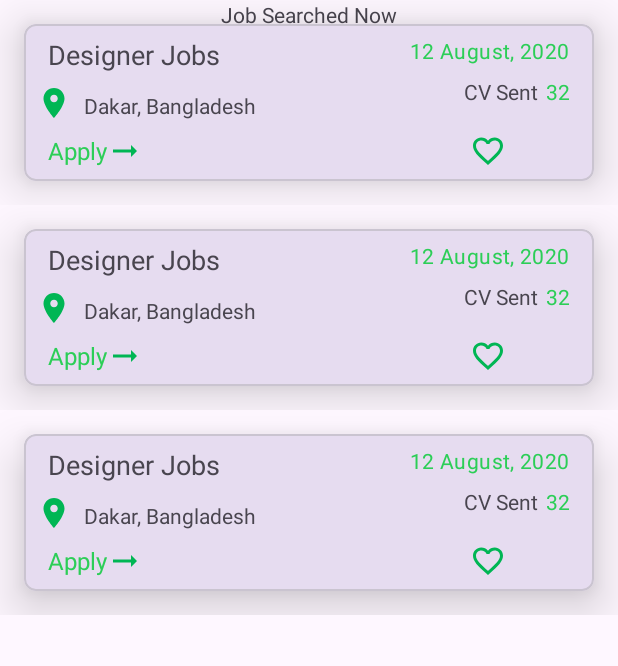
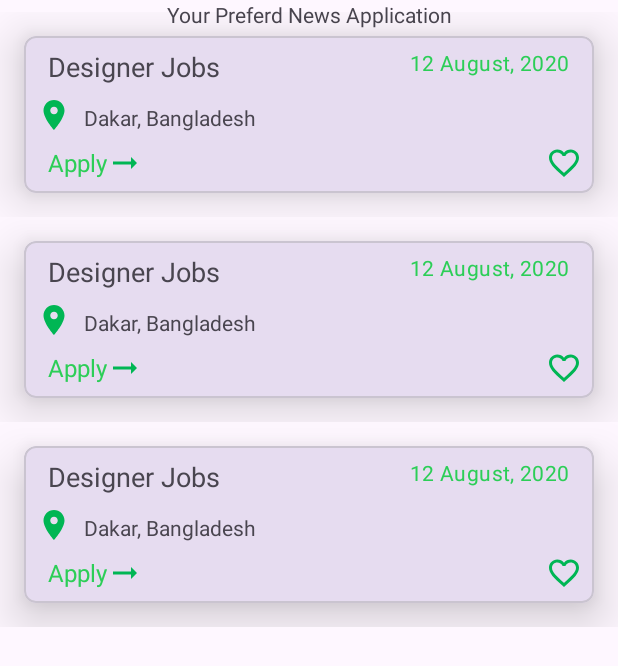
Before and after one commit to AdeifeTaiwo/CrudTestApplication, an Android app: the layout job_search_fragment.xml on its own in the app's theme, with its tools: preview values and no code run, on a phone screen of 412 x 824 dp. Shown: the top 666 px of the screen. Run offline under Robolectric (Android 15) with nearby library versions, the phone set to English and light mode, and no system bars.

Commit message:
quick project

```diff
--- a/app/src/main/res/layout/job_search_fragment.xml
+++ b/app/src/main/res/layout/job_search_fragment.xml
@@ -19,11 +19,13 @@
             app:layout_constraintRight_toRightOf="parent"
             android:layout_width="wrap_content"
             android:layout_height="wrap_content"
-            android:text="@string/job_searched_now"/>
+            android:layout_marginBottom="8dp"
+            android:text="Your Preferd News Application"/>
 
         <androidx.recyclerview.widget.RecyclerView
             android:layout_width="match_parent"
             android:layout_height="0dp"
+            android:layout_marginTop="8dp"
             android:id="@+id/recycler_view"
 
             app:layoutManager="androidx.recyclerview.widget.LinearLayoutManager"
--- a/app/src/main/res/layout/job_search_item.xml
+++ b/app/src/main/res/layout/job_search_item.xml
@@ -90,7 +90,7 @@
                     android:layout_marginTop="8dp"
                     android:layout_marginEnd="5dp"
                     android:layout_marginRight="5dp"
-                    android:text="CV Sent"
+                    android:text=""
                     app:layout_constraintEnd_toStartOf="@+id/cv_count"
                     app:layout_constraintTop_toBottomOf="@+id/publication_date" />
 
@@ -101,7 +101,7 @@
                     android:layout_marginTop="8dp"
                     android:layout_marginEnd="8dp"
                     android:layout_marginRight="8dp"
-                    android:text="32"
+                    android:text=""
                     android:textColor="@color/primaryDarkColor"
                     app:layout_constraintEnd_toEndOf="parent"
                     app:layout_constraintTop_toBottomOf="@+id/publication_date" />
@@ -145,11 +145,11 @@
                     android:id="@+id/favouriteImageView"
                     android:layout_width="24dp"
                     android:layout_height="24dp"
-                    android:layout_marginStart="218dp"
+
                     android:layout_marginLeft="218dp"
                     android:layout_marginTop="9dp"
-                    android:layout_marginEnd="5dp"
-                    android:layout_marginRight="5dp"
+                    android:layout_marginEnd="0dp"
+                    android:layout_marginRight="0dp"
                     android:textOn=""
                     android:textOff=""
                     android:background="@drawable/toggle_fav_button"
@@ -157,7 +157,7 @@
                     app:layout_constraintBottom_toBottomOf="@+id/linearLayout3"
                     app:layout_constraintEnd_toEndOf="parent"
                     app:layout_constraintHorizontal_bias="0.0"
-                    app:layout_constraintStart_toEndOf="@+id/linearLayout3"
+                    app:layout_constraintRight_toRightOf="parent"
                     app:layout_constraintTop_toBottomOf="@+id/cv_count"
                     app:layout_constraintVertical_bias="1.0" />
 
```
